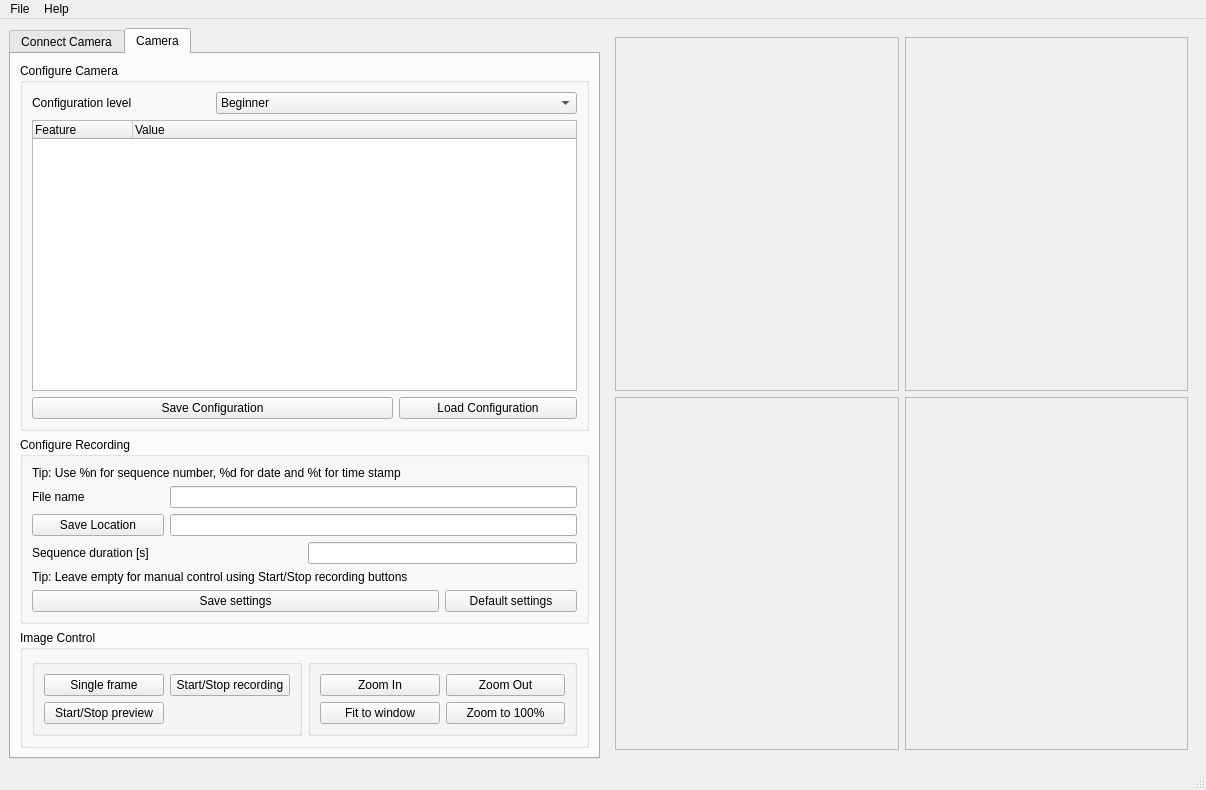
boortel/anubis_V2, file anubis.ui: the form before one commit.
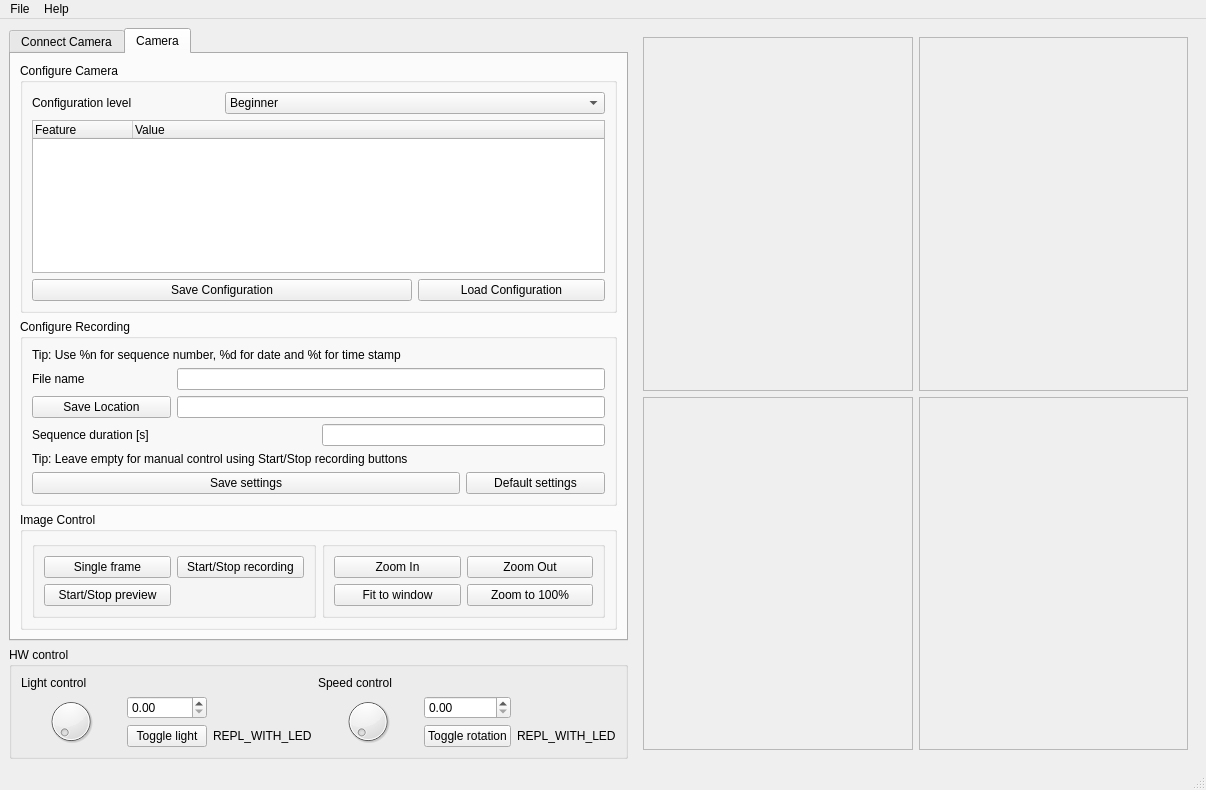
The form after the commit. Icons and pictures are not drawn.

Commit message: Added HW control interface

What changed in the file:
```diff
--- a/anubis.ui
+++ b/anubis.ui
@@ -15,7 +15,7 @@
   </property>
   <widget class="QWidget" name="centralwidget">
    <layout class="QGridLayout" name="gridLayout">
-    <item row="0" column="2" rowspan="2">
+    <item row="0" column="2" rowspan="4">
      <widget class="QWidget" name="preview_and_control" native="true">
       <layout class="QGridLayout" name="gridLayout_2">
        <item row="0" column="0">
@@ -491,6 +491,95 @@
       </widget>
      </widget>
     </item>
+    <item row="2" column="0" rowspan="2">
+     <widget class="QGroupBox" name="groupBox">
+      <property name="title">
+       <string>HW control</string>
+      </property>
+      <layout class="QGridLayout" name="gridLayout_4">
+       <item row="2" column="5">
+        <widget class="QPushButton" name="pushButton_2">
+         <property name="text">
+          <string>Toggle rotation</string>
+         </property>
+        </widget>
+       </item>
+       <item row="0" column="1">
+        <widget class="QLabel" name="label">
+         <property name="text">
+          <string>Light control</string>
+         </property>
+        </widget>
+       </item>
+       <item row="1" column="1" rowspan="2">
+        <widget class="QDial" name="dial_light"/>
+       </item>
+       <item row="1" column="2">
+        <widget class="QDoubleSpinBox" name="doubleSpinBox_light"/>
+       </item>
+       <item row="2" column="2">
+        <widget class="QPushButton" name="pushButton">
+         <property name="text">
+          <string>Toggle light</string>
+         </property>
+        </widget>
+       </item>
+       <item row="1" column="4" rowspan="2">
+        <widget class="QDial" name="dial_speed"/>
+       </item>
+       <item row="0" column="4">
+        <widget class="QLabel" name="label_2">
+         <property name="text">
+          <string>Speed control</string>
+         </property>
+        </widget>
+       </item>
+       <item row="1" column="5">
+        <widget class="QDoubleSpinBox" name="doubleSpinBox_speed"/>
+       </item>
+       <item row="1" column="3">
+        <spacer name="horizontalSpacer">
+         <property name="orientation">
+          <enum>Qt::Horizontal</enum>
+         </property>
+         <property name="sizeHint" stdset="0">
+          <size>
+           <width>40</width>
+           <height>20</height>
+          </size>
+         </property>
+        </spacer>
+       </item>
+       <item row="1" column="6">
+        <spacer name="horizontalSpacer_2">
+         <property name="orientation">
+          <enum>Qt::Horizontal</enum>
+         </property>
+         <property name="sizeHint" stdset="0">
+          <size>
+           <width>40</width>
+           <height>20</height>
+          </size>
+         </property>
+        </spacer>
+       </item>
+       <item row="2" column="3">
+        <widget class="QLabel" name="label_3">
+         <property name="text">
+          <string>REPL_WITH_LED</string>
+         </property>
+        </widget>
+       </item>
+       <item row="2" column="6">
+        <widget class="QLabel" name="label_4">
+         <property name="text">
+          <string>REPL_WITH_LED</string>
+         </property>
+        </widget>
+       </item>
+      </layout>
+     </widget>
+    </item>
    </layout>
   </widget>
   <widget class="QMenuBar" name="menubar">
```
The commit also changes 2 other files.
